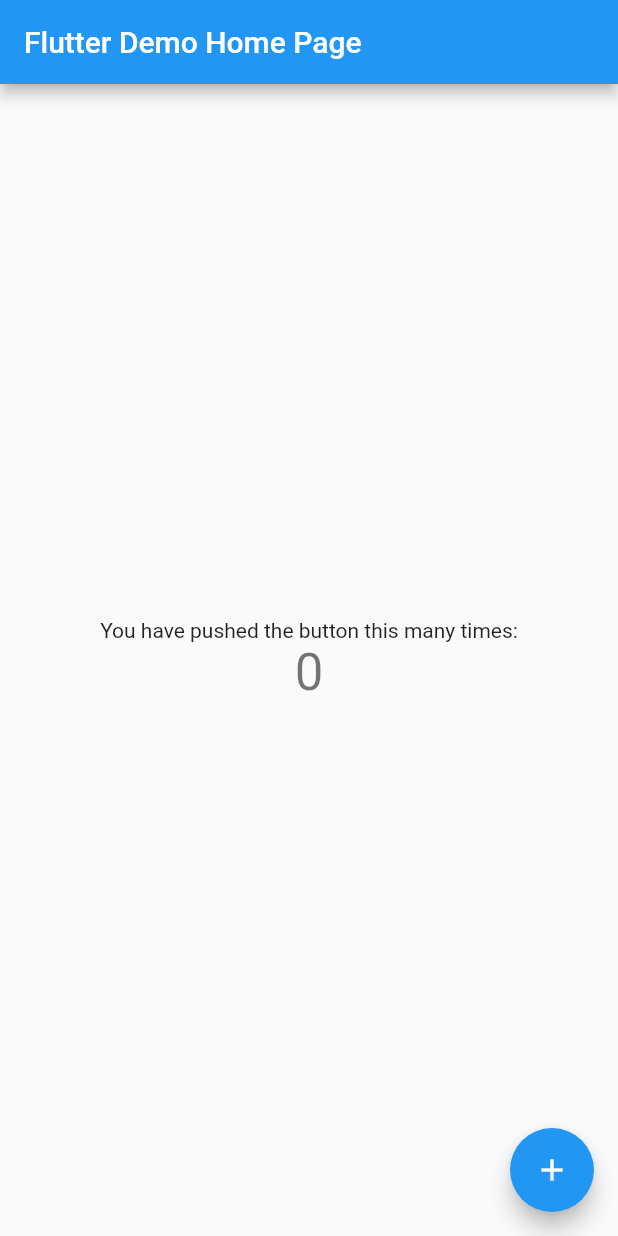
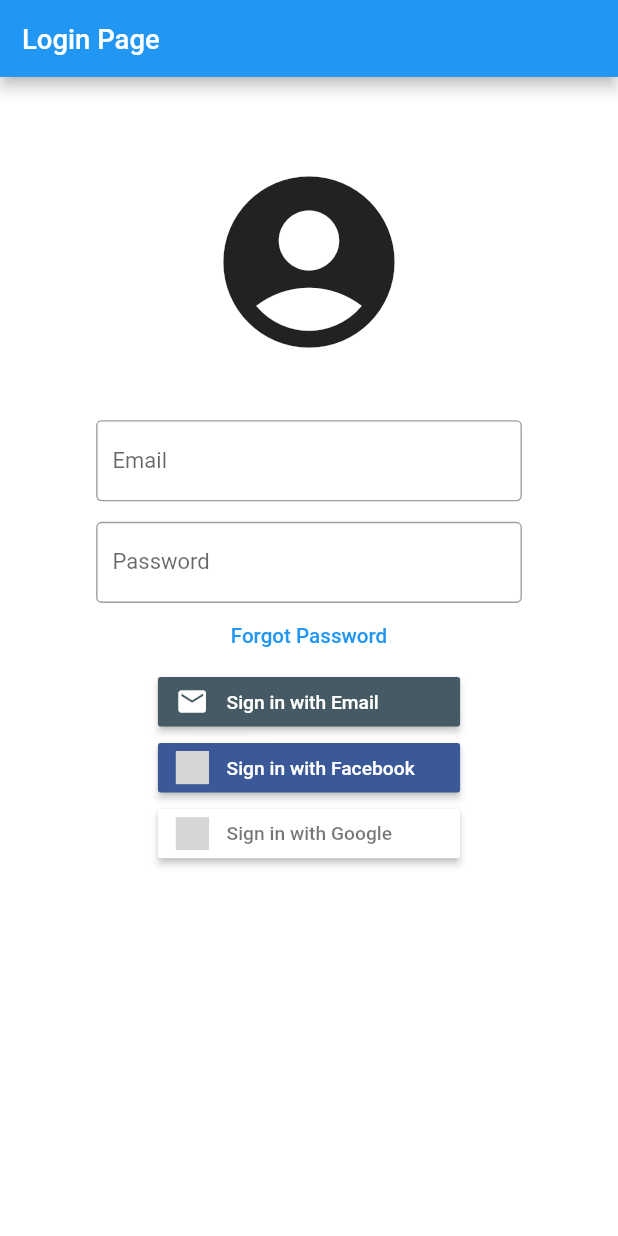
Before and after one commit to SRJ2910/YoMe, a Flutter app: the screen it shows after launch, on a phone screen of 412 x 824 dp. Run offline on Flutter 3.47's test engine with Material 2 defaults, Android fonts, the phone set to English and light mode, and no system bars; our stand-ins replace flutter_signin_button, responsive_framework; grey boxes are pictures that could not be loaded.

Commit message:
login page

```diff
--- /dev/null
+++ b/lib/loginpage.dart
@@ -0,0 +1,96 @@
+import 'package:flutter/material.dart';
+import 'package:flutter_signin_button/flutter_signin_button.dart';
+
+class Login extends StatefulWidget {
+  @override
+  _LoginState createState() => _LoginState();
+}
+
+class _LoginState extends State<Login> {
+  @override
+  Widget build(BuildContext context) {
+    return Scaffold(
+      backgroundColor: Colors.white,
+      appBar: AppBar(
+        title: Text("Login Page"),
+      ),
+      body: SingleChildScrollView(
+        child: Column(
+          mainAxisAlignment: MainAxisAlignment.center,
+          children: <Widget>[
+            Padding(
+              padding: const EdgeInsets.only(top: 60.0),
+              child: Center(
+                child: Container(
+                  width: 200,
+                  height: 150,
+                  // decoration: BoxDecoration(
+                  //     color: Colors.red,
+                  //     borderRadius: BorderRadius.circular(50.0)),
+                  child: Icon(
+                    Icons.account_circle_rounded,
+                    size: 150,
+                    // color: const Color(0xFF03A9F4),
+                  ),
+                ),
+              ),
+            ),
+            Padding(
+              padding: const EdgeInsets.only(
+                  left: 70.0, right: 70.0, top: 40, bottom: 0),
+              // padding: EdgeInsets.symmetric(horizontal: 15),
+              child: TextField(
+                decoration: InputDecoration(
+                    border: OutlineInputBorder(),
+                    labelText: 'Email',
+                    hintText: 'Enter valid email id'),
+              ),
+            ),
+            Padding(
+              padding: const EdgeInsets.only(
+                  left: 70.0, right: 70.0, top: 15, bottom: 0),
+              //padding: EdgeInsets.symmetric(horizontal: 15),
+              child: TextField(
+                obscureText: true,
+                decoration: InputDecoration(
+                    border: OutlineInputBorder(),
+                    labelText: 'Password',
+                    hintText: 'Enter secure password'),
+              ),
+            ),
+            FlatButton(
+              onPressed: () {
+                //TODO FORGOT PASSWORD SCREEN GOES HERE
+              },
+              child: Text(
+                'Forgot Password',
+                style: TextStyle(color: Colors.blue, fontSize: 15),
+              ),
+            ),
+            // Divider(),
+            SignInButtonBuilder(
+              text: 'Sign in with Email',
+              icon: Icons.email,
+              onPressed: () {},
+              backgroundColor: Colors.blueGrey[700]!,
+            ),
+            SignInButton(
+              Buttons.Facebook,
+              // mini: true,
+              onPressed: () {},
+            ),
+            SignInButton(
+              Buttons.Google,
+              // mini: true,
+              onPressed: () {},
+            ),
+            // SizedBox(
+            //   height: 130,
+            // ),
+            // Text('New User? Create Account')
+          ],
+        ),
+      ),
+    );
+  }
+}
--- a/lib/main.dart
+++ b/lib/main.dart
@@ -1,113 +1,32 @@
 import 'package:flutter/material.dart';
+import 'package:responsive_framework/responsive_framework.dart';
+import 'loginpage.dart';
 
 void main() {
   runApp(MyApp());
 }
 
 class MyApp extends StatelessWidget {
-  // This widget is the root of your application.
   @override
   Widget build(BuildContext context) {
     return MaterialApp(
-      title: 'Flutter Demo',
-      theme: ThemeData(
-        // This is the theme of your application.
-        //
-        // Try running your application with "flutter run". You'll see the
-        // application has a blue toolbar. Then, without quitting the app, try
-        // changing the primarySwatch below to Colors.green and then invoke
-        // "hot reload" (press "r" in the console where you ran "flutter run",
-        // or simply save your changes to "hot reload" in a Flutter IDE).
-        // Notice that the counter didn't reset back to zero; the application
-        // is not restarted.
-        primarySwatch: Colors.blue,
+      builder: (context, widget) => ResponsiveWrapper.builder(
+        BouncingScrollWrapper.builder(context, widget!),
+        maxWidth: 1200,
+        minWidth: 450,
+        defaultScale: true,
+        breakpoints: [
+          ResponsiveBreakpoint.autoScale(450, name: MOBILE),
+          ResponsiveBreakpoint.autoScale(800, name: TABLET),
+          ResponsiveBreakpoint.autoScale(1000, name: TABLET),
+          ResponsiveBreakpoint.autoScale(1200, name: DESKTOP),
+          ResponsiveBreakpoint.autoScale(2460, name: "4K"),
+        ],
+        // background: Container(color: Color(0xFFF5F5F5))
       ),
-      home: MyHomePage(title: 'Flutter Demo Home Page'),
+      initialRoute: "/",
+      debugShowCheckedModeBanner: false,
+      home: Login(),
     );
   }
 }
-
-class MyHomePage extends StatefulWidget {
-  MyHomePage({Key? key, required this.title}) : super(key: key);
-
-  // This widget is the home page of your application. It is stateful, meaning
-  // that it has a State object (defined below) that contains fields that affect
-  // how it looks.
-
-  // This class is the configuration for the state. It holds the values (in this
-  // case the title) provided by the parent (in this case the App widget) and
-  // used by the build method of the State. Fields in a Widget subclass are
-  // always marked "final".
-
-  final String title;
-
-  @override
-  _MyHomePageState createState() => _MyHomePageState();
-}
-
-class _MyHomePageState extends State<MyHomePage> {
-  int _counter = 0;
-
-  void _incrementCounter() {
-    setState(() {
-      // This call to setState tells the Flutter framework that something has
-      // changed in this State, which causes it to rerun the build method below
-      // so that the display can reflect the updated values. If we changed
-      // _counter without calling setState(), then the build method would not be
-      // called again, and so nothing would appear to happen.
-      _counter++;
-    });
-  }
-
-  @override
-  Widget build(BuildContext context) {
-    // This method is rerun every time setState is called, for instance as done
-    // by the _incrementCounter method above.
-    //
-    // The Flutter framework has been optimized to make rerunning build methods
-    // fast, so that you can just rebuild anything that needs updating rather
-    // than having to individually change instances of widgets.
-    return Scaffold(
-      appBar: AppBar(
-        // Here we take the value from the MyHomePage object that was created by
-        // the App.build method, and use it to set our appbar title.
-        title: Text(widget.title),
-      ),
-      body: Center(
-        // Center is a layout widget. It takes a single child and positions it
-        // in the middle of the parent.
-        child: Column(
-          // Column is also a layout widget. It takes a list of children and
-          // arranges them vertically. By default, it sizes itself to fit its
-          // children horizontally, and tries to be as tall as its parent.
-          //
-          // Invoke "debug painting" (press "p" in the console, choose the
-          // "Toggle Debug Paint" action from the Flutter Inspector in Android
-          // Studio, or the "Toggle Debug Paint" command in Visual Studio Code)
-          // to see the wireframe for each widget.
-          //
-          // Column has various properties to control how it sizes itself and
-          // how it positions its children. Here we use mainAxisAlignment to
-          // center the children vertically; the main axis here is the vertical
-          // axis because Columns are vertical (the cross axis would be
-          // horizontal).
-          mainAxisAlignment: MainAxisAlignment.center,
-          children: <Widget>[
-            Text(
-              'You have pushed the button this many times:',
-            ),
-            Text(
-              '$_counter',
-              style: Theme.of(context).textTheme.headline4,
-            ),
-          ],
-        ),
-      ),
-      floatingActionButton: FloatingActionButton(
-        onPressed: _incrementCounter,
-        tooltip: 'Increment',
-        child: Icon(Icons.add),
-      ), // This trailing comma makes auto-formatting nicer for build methods.
-    );
-  }
-}
--- a/pubspec.yaml
+++ b/pubspec.yaml
@@ -28,6 +28,8 @@
   # The following adds the Cupertino Icons font to your application.
   # Use with the CupertinoIcons class for iOS style icons.
   cupertino_icons: ^1.0.2
+  responsive_framework: ^0.1.4
+  flutter_signin_button: ^2.0.0
 
 dev_dependencies:
   flutter_test:
```
Also changed, not shown: pubspec.lock.
